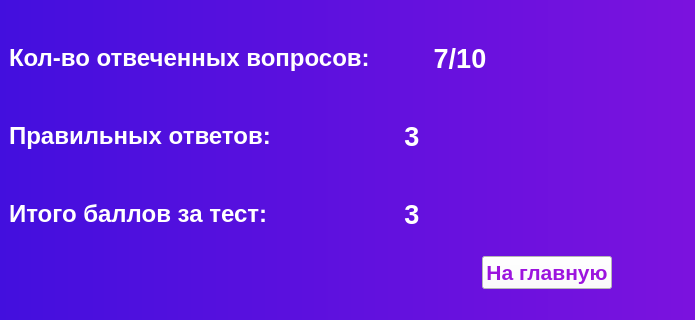
First picture: the form in Results.ui, repository AnnaVolleyball/educational_software_complex, before the edit; both pictures show x 0 to 695 and y 220 to 540 of the 1094 by 540 pixel window.
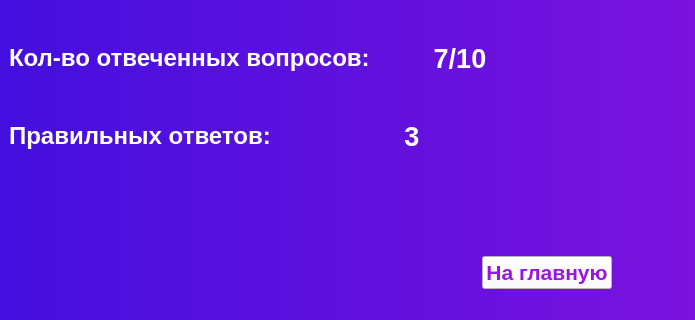
Second picture: the form after the edit.

Patch:
```diff
--- a/Results.ui
+++ b/Results.ui
@@ -267,52 +267,6 @@
         </item>
        </layout>
       </item>
-      <item row="5" column="0">
-       <layout class="QHBoxLayout" name="horizontalLayout_8">
-        <item>
-         <widget class="QLabel" name="label_11">
-          <property name="font">
-           <font>
-            <pointsize>18</pointsize>
-            <weight>75</weight>
-            <bold>true</bold>
-           </font>
-          </property>
-          <property name="styleSheet">
-           <string notr="true">color: rgb(255, 255, 255);
-background-color: transparent;</string>
-          </property>
-          <property name="text">
-           <string>Итого баллов за тест:</string>
-          </property>
-          <property name="alignment">
-           <set>Qt::AlignLeading|Qt::AlignLeft|Qt::AlignVCenter</set>
-          </property>
-         </widget>
-        </item>
-        <item>
-         <widget class="QLabel" name="label_12">
-          <property name="font">
-           <font>
-            <pointsize>20</pointsize>
-            <weight>75</weight>
-            <bold>true</bold>
-           </font>
-          </property>
-          <property name="styleSheet">
-           <string notr="true">color: rgb(255, 255, 255);
-background-color: transparent;</string>
-          </property>
-          <property name="text">
-           <string>3</string>
-          </property>
-          <property name="alignment">
-           <set>Qt::AlignCenter</set>
-          </property>
-         </widget>
-        </item>
-       </layout>
-      </item>
      </layout>
     </item>
     <item>
```
